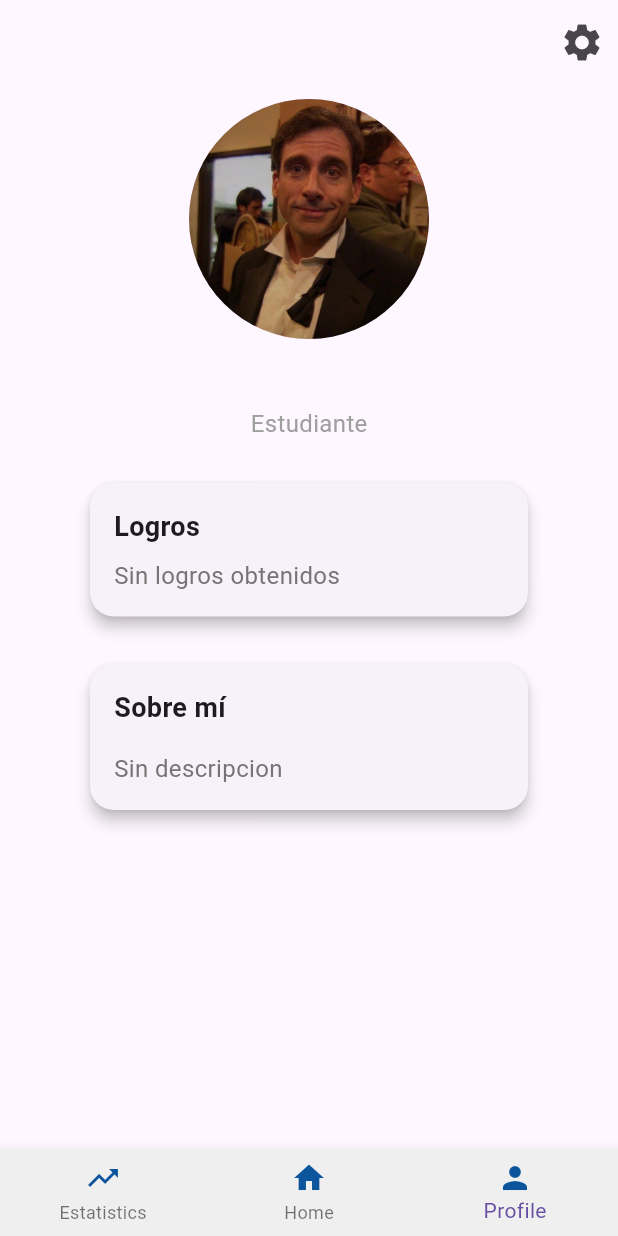
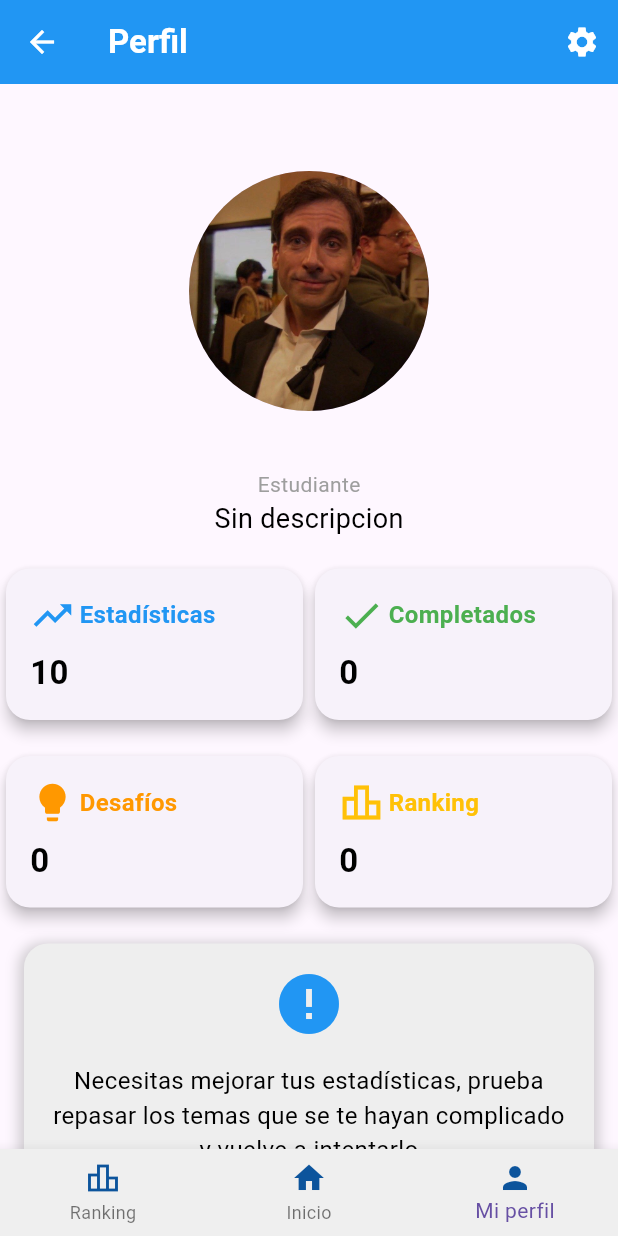
Before and after one commit to JuanSebLopez/edupro, a Flutter app: the ProfilePage screen opened by its route, on a phone screen of 412 x 824 dp. Run offline on Flutter 3.47's test engine with Material 3 defaults, Android fonts, the phone set to English and light mode, and no system bars; our stand-ins replace cloud_firestore, firebase_core, get, google_fonts, shared_preferences; accounts and stored records are empty.

Commit message:
cargada la nueva vista de profile, nav bar y modificado el codigo de las card de estadisticas

```diff
--- a/lib/shared/widgets/nav/navigation_bar.dart
+++ b/lib/shared/widgets/nav/navigation_bar.dart
@@ -10,19 +10,19 @@ class NavigationBarWidget extends StatelessWidget {
       backgroundColor: const Color(0xFFEFEFEF), // Color de fondo personalizado
       items: const <BottomNavigationBarItem>[
         BottomNavigationBarItem(
-          icon: Icon(Icons.trending_up,
+          icon: Icon(Icons.leaderboard_outlined,
               color: Color(0xFF0C549C)), // Color del icono personalizado
-          label: 'Estatistics', // Etiqueta vacía
+          label: 'Ranking', // Etiqueta vacía
         ),
         BottomNavigationBarItem(
           icon: Icon(Icons.home,
               color: Color(0xFF0C549C)), // Color del icono personalizado
-          label: 'Home', // Etiqueta vacía
+          label: 'Inicio', // Etiqueta vacía
         ),
         BottomNavigationBarItem(
           icon: Icon(Icons.person,
               color: Color(0xFF0C549C)), // Color del icono personalizado
-          label: 'Profile', // Etiqueta vacía
+          label: 'Mi perfil', // Etiqueta vacía
         ),
       ],
       currentIndex: _getCurrentIndex(currentRoute),
--- a/lib/shared/widgets/nav/statistics_card.dart
+++ b/lib/shared/widgets/nav/statistics_card.dart
@@ -6,14 +6,12 @@ class StatisticsCard extends StatelessWidget {
     required this.title,
     required this.icon,
     required this.count,
-    required this.percentage,
     required this.color,
   });
 
   final String title;
   final IconData icon;
   final String count;
-  final String percentage;
   final Color color;
 
   @override
@@ -53,14 +51,6 @@ class StatisticsCard extends StatelessWidget {
                 color: Colors.black,
               ),
             ),
-            const SizedBox(height: 4.0),
-            Text(
-              percentage,
-              style: TextStyle(
-                fontSize: 14.0,
-                color: color.withOpacity(0.6),
-              ),
-            ),
           ],
         ),
       ),
--- a/lib/ui/views/home/profile_screen.dart
+++ b/lib/ui/views/home/profile_screen.dart
@@ -1,6 +1,9 @@
 import 'package:edupro/shared/widgets/nav/navigation_bar.dart';
+import 'package:edupro/shared/widgets/nav/statistics_card.dart';
+// import 'package:firebase_auth/firebase_auth.dart';
+// import 'package:cloud_firestore/cloud_firestore.dart';
 import 'package:flutter/material.dart';
-import 'package:edupro/shared/widgets/nav/profile_card.dart';
+// import 'package:edupro/shared/widgets/nav/profile_card.dart';
 import 'package:shared_preferences/shared_preferences.dart';
 
 class ProfilePage extends StatefulWidget {
@@ -13,6 +16,8 @@ class ProfilePage extends StatefulWidget {
 
 class _ProfilePageState extends State<ProfilePage> {
   String _userName = '';
+  String _username = '';
+  String _userProfile = '';
 
   @override
   void initState() {
@@ -24,6 +29,8 @@ class _ProfilePageState extends State<ProfilePage> {
     SharedPreferences prefs = await SharedPreferences.getInstance();
     setState(() {
       _userName = prefs.getString('userName') ?? 'Sin nombre';
+      _username = prefs.getString('username') ?? 'Sin nombre de usuario';
+      _userProfile = prefs.getString('userProfile') ?? 'Sin descripcion';
     });
   }
 
@@ -31,22 +38,42 @@ class _ProfilePageState extends State<ProfilePage> {
   Widget build(BuildContext context) {
     return Scaffold(
       appBar: AppBar(
-        automaticallyImplyLeading: false,
-        elevation: 0,
-        backgroundColor: Colors.transparent,
-        actions: [
+        title: const Text(
+          'Perfil',
+          style: TextStyle(
+            color: Colors.white,
+            fontWeight: FontWeight.bold,
+          ),
+        ),
+        backgroundColor: Colors.blue,
+        iconTheme: const IconThemeData(
+          color: Colors.white, // Color de la flecha de retroceso
+        ),
+        actions: <Widget>[
           IconButton(
-            icon: const Icon(Icons.settings, size: 30),
+            icon: const Icon(
+              Icons.settings,
+              color: Colors.white, // Color del icono de configuración
+            ),
             onPressed: () {
               Navigator.pushNamed(context, '/settings');
             },
-          )
+          ),
         ],
       ),
       body: SingleChildScrollView(
         child: Column(
           crossAxisAlignment: CrossAxisAlignment.center,
           children: <Widget>[
+            const SizedBox(height: 10.0),
+            Text(
+              _userName,
+              style: const TextStyle(
+                color: Colors.black,
+                fontSize: 26.0,
+                fontWeight: FontWeight.bold,
+              ),
+            ),
             const SizedBox(height: 10.0),
             const Column(
               children: <Widget>[
@@ -58,50 +85,108 @@ class _ProfilePageState extends State<ProfilePage> {
               ],
             ),
             Text(
-              _userName,
+              _username,
               style: const TextStyle(
-                fontSize: 20.0,
+                fontSize: 16.0,
+                color: Colors.black,
                 fontWeight: FontWeight.bold,
               ),
             ),
             const Text(
               'Estudiante',
               style: TextStyle(
-                fontSize: 16.0,
+                fontSize: 14.0,
                 color: Colors.grey,
               ),
             ),
-            const SizedBox(height: 24.0),
-            Row(
-              mainAxisAlignment: MainAxisAlignment.center,
+            Text(
+              _userProfile,
+              style: const TextStyle(
+                fontSize: 18.0,
+                color: Colors.black,
+              ),
+            ),
+            const SizedBox(height: 16),
+            const Row(
+              mainAxisAlignment: MainAxisAlignment.spaceBetween,
               children: <Widget>[
-                SizedBox(
-                  width: 300,
-                  child: _buildCard(
-                    title: 'Logros',
-                    description: 'Sin logros obtenidos',
-                    count: 'count',
+                Expanded(
+                  child: StatisticsCard(
+                    title: 'Estadísticas',
+                    icon: Icons.trending_up,
                     color: Colors.blue,
+                    count: '10',
                   ),
                 ),
-                const SizedBox(height: 16),
+                Expanded(
+                  child: StatisticsCard(
+                    title: 'Completados',
+                    icon: Icons.done,
+                    color: Colors.green,
+                    count: '0',
+                  ),
+                ),
               ],
             ),
-            const SizedBox(height: 24.0),
-            Row(
-              mainAxisAlignment: MainAxisAlignment.center,
+            const SizedBox(height: 16.0),
+            const Row(
+              mainAxisAlignment: MainAxisAlignment.spaceBetween,
               children: <Widget>[
-                SizedBox(
-                  width: 300,
-                  child: _buildCard(
-                    title: 'Sobre mí',
-                    description: 'Sin descripcion',
-                    count: 'count',
-                    color: Colors.blue,
+                Expanded(
+                  child: StatisticsCard(
+                    title: 'Desafíos',
+                    icon: Icons.lightbulb,
+                    color: Colors.orange,
+                    count: '0',
                   ),
                 ),
-                const SizedBox(height: 16),
+                Expanded(
+                  child: StatisticsCard(
+                    title: 'Ranking',
+                    icon: Icons.leaderboard_outlined,
+                    color: Colors.amber,
+                    count: '0',
+                  ),
+                ),
               ],
+            ),
+            const SizedBox(
+                height:
+                    20.0), // Espacio entre las estadísticas y el nuevo contenido
+            Container(
+              width: double.infinity,
+              padding: const EdgeInsets.all(16.0),
+              margin: const EdgeInsets.symmetric(horizontal: 16.0),
+              decoration: BoxDecoration(
+                color: Colors.grey[200],
+                borderRadius: BorderRadius.circular(16.0),
+                boxShadow: [
+                  BoxShadow(
+                    color: Colors.grey.withOpacity(0.5),
+                    spreadRadius: 3,
+                    blurRadius: 7,
+                    offset: const Offset(0, 3), // changes position of shadow
+                  ),
+                ],
+              ),
+              child: const Column(
+                children: [
+                  Icon(
+                    Icons.error,
+                    size: 48,
+                    color: Colors.blue, // Cambio del color del icono a azul
+                  ),
+                  SizedBox(height: 16),
+                  Text(
+                    'Necesitas mejorar tus estadísticas, prueba repasar los temas que se te hayan complicado y vuelve a intentarlo',
+                    textAlign: TextAlign.center,
+                    style: TextStyle(
+                      fontSize: 16.0,
+                      color: Colors.black,
+                    ),
+                  ),
+                ],
+              ),
             ),
             const SizedBox(height: 24.0),
           ],
@@ -112,17 +197,17 @@ class _ProfilePageState extends State<ProfilePage> {
   }
 }
 
-Widget _buildCard({
-  required String title,
-  required String description,
-  required String count,
-  required Color color,
-}) {
-  if (title == 'Logros') {
-    return AchievementCard(title: title, description: description);
-  } else if (title == 'Sobre mí') {
-    return AboutMeCard(description: description);
-  } else {
-    return PersonalStatisticsCard(title: title, count: count, color: color);
-  }
-}
+// Widget _buildCard({
+//   required String title,
+//   required String description, // For AchievementCard and AboutMeCard
+//   required String count, // For PersonalStatisticsCard
+//   required Color color, // For PersonalStatisticsCard
+// }) {
+//   if (title == 'Logros') {
+//     return AchievementCard(title: title, description: description);
+//   } else if (title == 'Sobre mí') {
+//     return AboutMeCard(description: description);
+//   } else {
+//     return PersonalStatisticsCard(title: title, count: count, color: color);
+//   }
+// }
```
